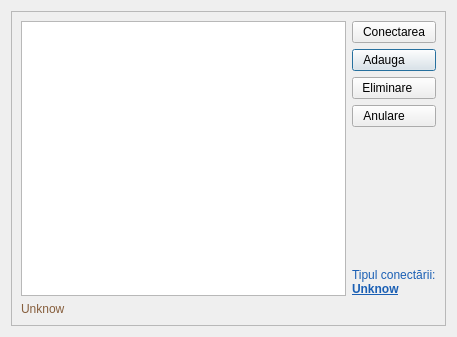
Old version of the form data/databaseselection.ui in the repository debalex77/USG.
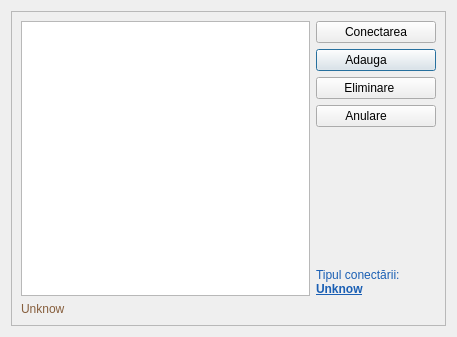
New version of the form. Icons and pictures are not drawn.

Patch:
```diff
--- a/data/databaseselection.ui
+++ b/data/databaseselection.ui
@@ -10,6 +10,11 @@
     <height>337</height>
    </rect>
   </property>
+  <property name="font">
+   <font>
+    <family>Segoe UI</family>
+   </font>
+  </property>
   <property name="windowTitle">
    <string>Dialog</string>
   </property>
@@ -34,6 +39,12 @@
           <verstretch>0</verstretch>
          </sizepolicy>
         </property>
+        <property name="minimumSize">
+         <size>
+          <width>120</width>
+          <height>0</height>
+         </size>
+        </property>
         <property name="text">
          <string>Adauga      </string>
         </property>
@@ -84,6 +95,12 @@
           <verstretch>0</verstretch>
          </sizepolicy>
         </property>
+        <property name="minimumSize">
+         <size>
+          <width>120</width>
+          <height>0</height>
+         </size>
+        </property>
         <property name="text">
          <string>Conectarea</string>
         </property>
@@ -101,6 +118,12 @@
           <verstretch>0</verstretch>
          </sizepolicy>
         </property>
+        <property name="minimumSize">
+         <size>
+          <width>120</width>
+          <height>0</height>
+         </size>
+        </property>
         <property name="text">
          <string>Eliminare    </string>
         </property>
@@ -118,6 +141,12 @@
           <verstretch>0</verstretch>
          </sizepolicy>
         </property>
+        <property name="minimumSize">
+         <size>
+          <width>120</width>
+          <height>0</height>
+         </size>
+        </property>
         <property name="text">
          <string>Anulare      </string>
         </property>
```
